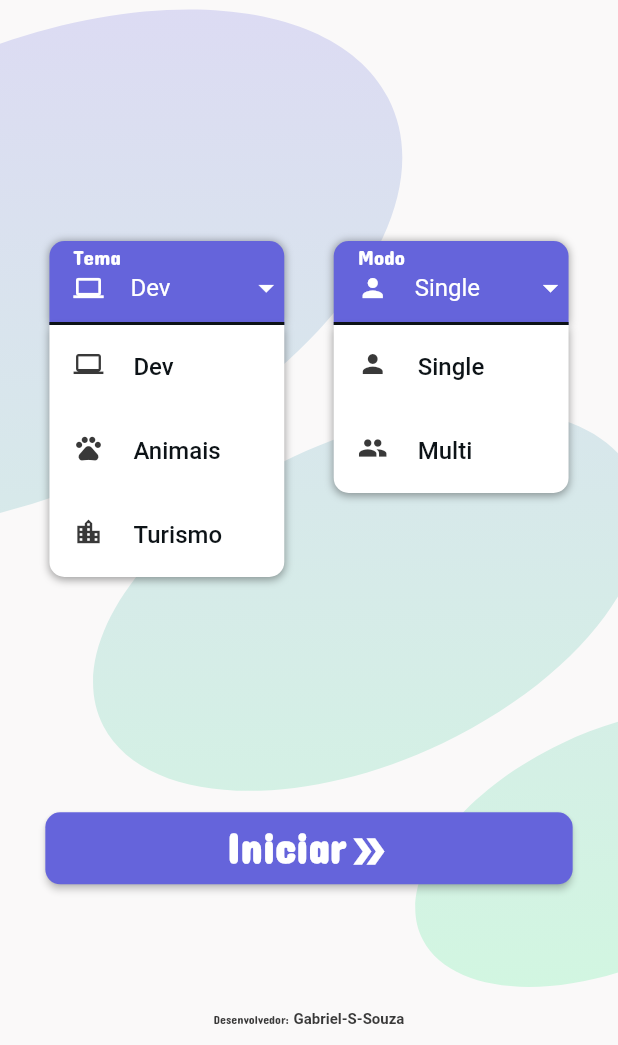
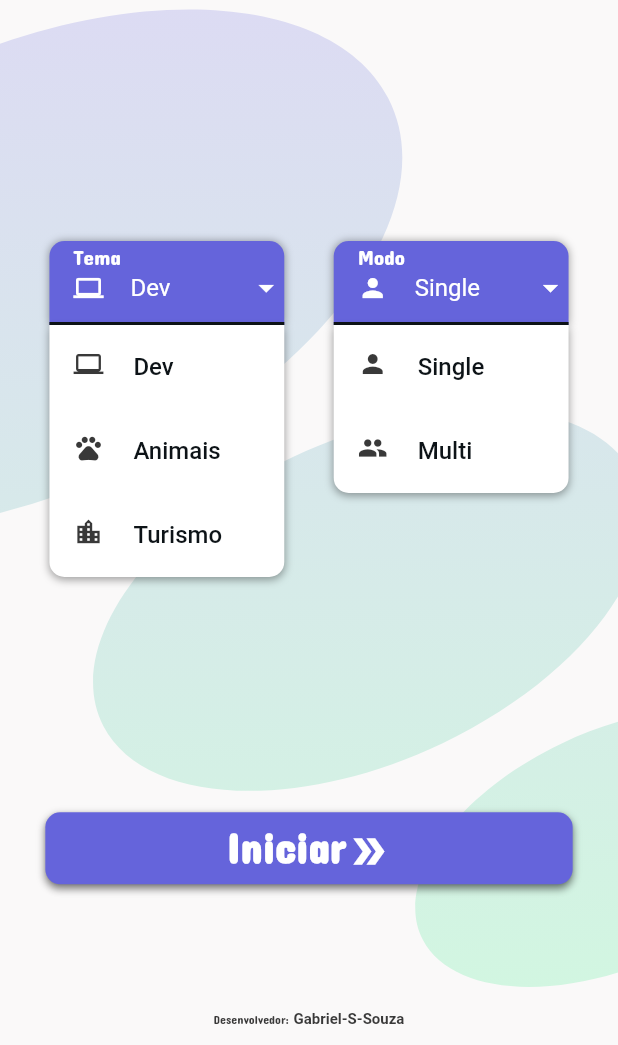
Before and after one commit to Gabriel-S-Souza/memory_game_with_flutter, a Flutter app: the screen it shows after launch, on a phone screen of 412 x 824 dp, the part 191-1236 px from its top. Run offline on Flutter 3.47's test engine with Material 2 defaults, Android fonts, the phone set to English and light mode, and no system bars.

Commit message:
adjusted shadow in CustomMainButton

```diff
--- a/lib/components/custom_main_buttom.dart
+++ b/lib/components/custom_main_buttom.dart
@@ -6,7 +6,17 @@ class CustomMainButton extends StatelessWidget {
 
   @override
   Widget build(BuildContext context) {
-    return SizedBox(
+    return Container(
+      decoration: BoxDecoration(
+        borderRadius: BorderRadius.circular(10),
+        boxShadow: [
+          BoxShadow(
+            color: Theme.of(context).colorScheme.shadow,
+            blurRadius: 4,
+            offset: const Offset(0, 2),
+          ),
+        ],
+      ),
       height: 48,
       child: ElevatedButton(
         style: ButtonStyle(
```
